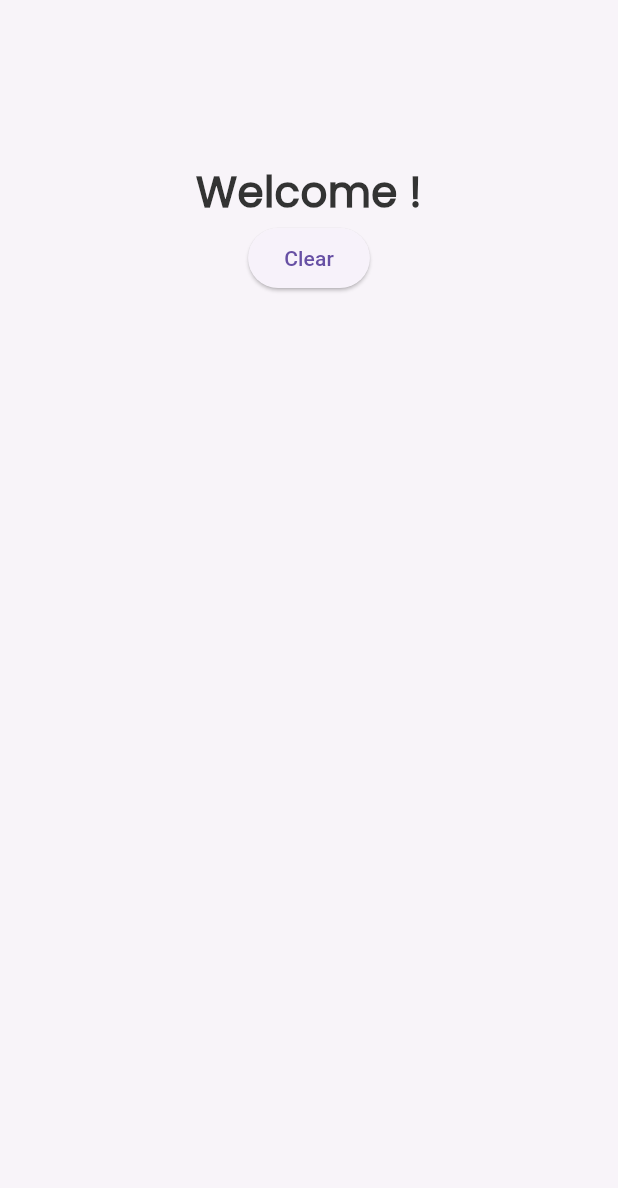
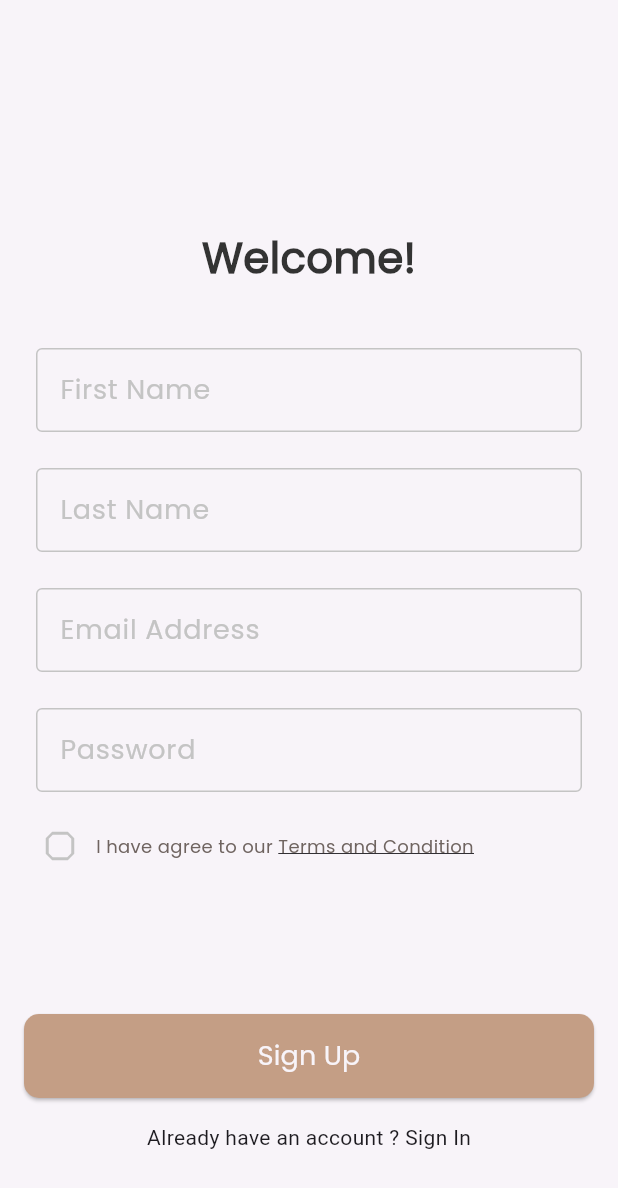
Before and after one commit to QusailahJalal/dalel, a Flutter app: the screen it shows after launch, after a tap on "Skip", on a phone screen of 412 x 824 dp. Shown: the top 1188 px of the screen. Run offline on Flutter 3.47's test engine with Material 3 defaults, Android fonts, the phone set to English and light mode, and no system bars; our stand-ins replace device_preview, get_it, go_router, shared_preferences, smooth_page_indicator.

Commit message:
modified SignUp file

```diff
--- /dev/null
+++ b/lib/core/services/service_locator.dart
@@ -0,0 +1,7 @@
+import 'package:dalel_app/core/database/cache/cache_helper.dart';
+import 'package:get_it/get_it.dart';
+
+final getIt = GetIt.instance;
+void setupServiceLocator() {
+  getIt.registerSingleton<CacheHelper>(CacheHelper());
+}
--- a/lib/core/utils/app_text_styles.dart
+++ b/lib/core/utils/app_text_styles.dart
@@ -26,4 +26,10 @@ abstract class CustomTextStyles {
     fontWeight: FontWeight.w600,
     fontFamily: 'Poppins',
   );
+  static final poppins400Style12 = TextStyle(
+    color: AppColors.deepGrey,
+    fontSize: 12,
+    fontWeight: FontWeight.w400,
+    fontFamily: 'Poppins',
+  );
 }
--- a/lib/core/widgets/custom_btn.dart
+++ b/lib/core/widgets/custom_btn.dart
@@ -1,5 +1,4 @@
 import 'package:dalel_app/core/utils/app_colors.dart';
-import 'package:dalel_app/core/utils/app_strings.dart';
 import 'package:dalel_app/core/utils/app_text_styles.dart';
 import 'package:flutter/material.dart';
 
--- a/lib/features/auth/presentation/views/sign_up_view.dart
+++ b/lib/features/auth/presentation/views/sign_up_view.dart
@@ -1,31 +1,64 @@
-import 'package:dalel_app/core/database/cache/cache_helper.dart';
-import 'package:dalel_app/core/utils/app_text_styles.dart';
+import 'package:dalel_app/core/utils/app_strings.dart';
+import 'package:dalel_app/core/widgets/custom_btn.dart';
 import 'package:flutter/material.dart';
+
+import '../widgets/custom_text_field.dart';
+import '../widgets/terms_and_conditions_widgets.dart';
+import '../widgets/welcome_text_widget.dart';
 
 class SignUpView extends StatelessWidget {
   const SignUpView({super.key});
 
   @override
   Widget build(BuildContext context) {
-    return SafeArea(
-      child: Scaffold(
-        body: Column(
-          crossAxisAlignment: CrossAxisAlignment.center,
-          children: [
-            const SizedBox(
-              height: 108,
+    return Scaffold(
+      body: Padding(
+        padding: const EdgeInsets.symmetric(horizontal: 16),
+        child: CustomScrollView(
+          slivers: [
+            const SliverToBoxAdapter(child: SizedBox(height: 152)),
+            const SliverToBoxAdapter(
+              child: WelcomeTextWidget(text: AppStrings.welcome),
             ),
-            Center(
-              child: Text(
-                'Welcome !',
-                style: CustomTextStyles.poppins600Style28,
+            const SliverToBoxAdapter(child: SizedBox(height: 28)),
+            const SliverToBoxAdapter(
+              child: CustomTextField(
+                lable: AppStrings.fristName,
               ),
             ),
-            ElevatedButton(
-              onPressed: () {
-                CacheHelper().removeData(key: 'onBoardingVisited');
-              },
-              child: Text('Clear'),
+            const SliverToBoxAdapter(
+              child: CustomTextField(
+                lable: AppStrings.lastName,
+              ),
+            ),
+            const SliverToBoxAdapter(
+              child: CustomTextField(
+                lable: AppStrings.emailAddress,
+              ),
+            ),
+            const SliverToBoxAdapter(
+              child: CustomTextField(
+                lable: AppStrings.password,
+              ),
+            ),
+            const SliverToBoxAdapter(
+              child: TermsAndConditionsWidgets(),
+            ),
+            const SliverToBoxAdapter(child: SizedBox(height: 88)),
+            SliverToBoxAdapter(
+              child: CustomBtn(
+                text: AppStrings.signUp,
+                onPressed: () {},
+              ),
+            ),
+            const SliverToBoxAdapter(child: SizedBox(height: 16)),
+            const SliverToBoxAdapter(
+              child: Align(
+                child: CustomTextSignInAndSignUp(
+                  text1: AppStrings.alreadyHaveAnAccount,
+                  text2: AppStrings.signIn,
+                ),
+              ),
             )
           ],
         ),
@@ -33,3 +66,21 @@ class SignUpView extends StatelessWidget {
     );
   }
 }
+
+class CustomTextSignInAndSignUp extends StatelessWidget {
+  const CustomTextSignInAndSignUp(
+      {super.key, required this.text1, required this.text2});
+  final String text1, text2;
+
+  @override
+  Widget build(BuildContext context) {
+    return Text.rich(
+      TextSpan(
+        children: [
+          TextSpan(text: text1),
+          TextSpan(text: text2),
+        ],
+      ),
+    );
+  }
+}
--- /dev/null
+++ b/lib/features/auth/presentation/widgets/custom_check_box.dart
@@ -0,0 +1,26 @@
+import 'package:dalel_app/core/utils/app_colors.dart';
+import 'package:flutter/material.dart';
+
+class CustomCheckBox extends StatefulWidget {
+  const CustomCheckBox({super.key});
+
+  @override
+  State<CustomCheckBox> createState() => _CustomCheckBoxState();
+}
+
+class _CustomCheckBoxState extends State<CustomCheckBox> {
+  bool? value = false;
+
+  @override
+  Widget build(BuildContext context) {
+    return Checkbox(
+        value: value,
+        side: BorderSide(color: AppColors.grey),
+        shape: BeveledRectangleBorder(borderRadius: BorderRadius.circular(4)),
+        onChanged: (val) {
+          setState(() {
+            value = val;
+          });
+        });
+  }
+}
--- /dev/null
+++ b/lib/features/auth/presentation/widgets/custom_text_field.dart
@@ -0,0 +1,30 @@
+import 'package:dalel_app/core/utils/app_colors.dart';
+import 'package:dalel_app/core/utils/app_text_styles.dart';
+import 'package:flutter/material.dart';
+
+class CustomTextField extends StatelessWidget {
+  const CustomTextField({super.key, required this.lable});
+  final String lable;
+  @override
+  Widget build(BuildContext context) {
+    return Padding(
+      padding:
+          const EdgeInsets.only(left: 8.0, right: 8.0, top: 12, bottom: 12),
+      child: TextField(
+        decoration: InputDecoration(
+            labelText: lable,
+            labelStyle: CustomTextStyles.poppins500Style24
+                .copyWith(fontSize: 18, color: AppColors.grey),
+            border: getBorderStyle(),
+            enabledBorder: getBorderStyle(),
+            focusedBorder: getBorderStyle()),
+      ),
+    );
+  }
+
+  OutlineInputBorder getBorderStyle() {
+    return OutlineInputBorder(
+        borderRadius: BorderRadius.circular(4),
+        borderSide: BorderSide(color: AppColors.grey));
+  }
+}
--- /dev/null
+++ b/lib/features/auth/presentation/widgets/terms_and_conditions_widgets.dart
@@ -0,0 +1,32 @@
+import 'package:dalel_app/core/utils/app_strings.dart';
+import 'package:dalel_app/core/utils/app_text_styles.dart';
+import 'package:dalel_app/features/auth/presentation/views/sign_up_view.dart';
+import 'package:flutter/material.dart';
+
+import 'custom_check_box.dart';
+
+class TermsAndConditionsWidgets extends StatelessWidget {
+  const TermsAndConditionsWidgets({super.key});
+
+  @override
+  Widget build(BuildContext context) {
+    return Row(
+      children: [
+        const CustomCheckBox(),
+        Text.rich(
+          TextSpan(
+            children: [
+              TextSpan(
+                  text: AppStrings.iHaveAgreeToOur,
+                  style: CustomTextStyles.poppins400Style12),
+              TextSpan(
+                  text: AppStrings.termsAndCondition,
+                  style: CustomTextStyles.poppins400Style12
+                      .copyWith(decoration: TextDecoration.underline)),
+            ],
+          ),
+        ),
+      ],
+    );
+  }
+}
--- /dev/null
+++ b/lib/features/auth/presentation/widgets/welcome_text_widget.dart
@@ -0,0 +1,15 @@
+import 'package:dalel_app/core/utils/app_text_styles.dart';
+import 'package:flutter/material.dart';
+
+class WelcomeTextWidget extends StatelessWidget {
+  const WelcomeTextWidget({super.key, required this.text});
+  final String text;
+  @override
+  Widget build(BuildContext context) {
+    return Align(
+        child: Text(
+      text,
+      style: CustomTextStyles.poppins600Style28,
+    ));
+  }
+}
--- /dev/null
+++ b/lib/features/on_boarding/presentation/functions/on_boarding_visited.dart
@@ -0,0 +1,6 @@
+import 'package:dalel_app/core/database/cache/cache_helper.dart';
+import 'package:dalel_app/core/services/service_locator.dart';
+
+void onBoardingVisited(){
+  getIt<CacheHelper>().saveData(key: 'onBoardingVisited', value: true);
+}
--- a/lib/features/on_boarding/presentation/views/on_boarding_view.dart
+++ b/lib/features/on_boarding/presentation/views/on_boarding_view.dart
@@ -1,5 +1,5 @@
-import 'package:dalel_app/core/database/cache/cache_helper.dart';
 import 'package:dalel_app/core/functions/navigation.dart';
+import 'package:dalel_app/features/on_boarding/presentation/functions/on_boarding_visited.dart';
 import 'package:dalel_app/features/on_boarding/presentation/widgets/on_boarding_widget_body.dart';
 import 'package:flutter/material.dart';
 
@@ -33,7 +33,7 @@ class _OnBoardingViewState extends State<OnBoardingView> {
             ),
             CustomNavBar(
               onTap: () {
-                CacheHelper().saveData(key: 'onBoardingVisited', value: true);
+                onBoardingVisited();
                 customReplaceNavigation(context, '/signUp');
               },
             ),
--- a/lib/features/on_boarding/presentation/widgets/custom_smooth_page_indicator.dart
+++ b/lib/features/on_boarding/presentation/widgets/custom_smooth_page_indicator.dart
@@ -3,6 +3,7 @@ import 'package:smooth_page_indicator/smooth_page_indicator.dart';
 
 import '../../../../core/utils/app_colors.dart';
 
+// ignore: must_be_immutable
 class CustomSmoothPageIndicator extends StatelessWidget {
   CustomSmoothPageIndicator({super.key, required this.controller});
   PageController controller;
--- a/lib/features/on_boarding/presentation/widgets/get_buttons.dart
+++ b/lib/features/on_boarding/presentation/widgets/get_buttons.dart
@@ -1,5 +1,6 @@
 import 'package:dalel_app/core/database/cache/cache_helper.dart';
 import 'package:dalel_app/core/functions/navigation.dart';
+import 'package:dalel_app/core/services/service_locator.dart';
 import 'package:dalel_app/core/utils/app_strings.dart';
 import 'package:dalel_app/core/utils/app_text_styles.dart';
 import 'package:dalel_app/core/widgets/custom_btn.dart';
@@ -29,7 +30,7 @@ class GetButtons extends StatelessWidget {
               GestureDetector(
                 onTap: () {
                   customReplaceNavigation(context, '/signIn');
-                  CacheHelper().saveData(key: 'onBoardingVisited', value: true);
+                  getIt<CacheHelper>().saveData(key: 'onBoardingVisited', value: true);
                 },
                 child: Text(
                   AppStrings.loginNow,
@@ -45,7 +46,7 @@ class GetButtons extends StatelessWidget {
               controller.nextPage(
                   duration: const Duration(microseconds: 200),
                   curve: Curves.bounceIn);
-              CacheHelper().saveData(key: 'onBoardingVisited', value: true);
+              getIt<CacheHelper>().saveData(key: 'onBoardingVisited', value: true);
             },
           );
   }
--- a/lib/features/splash/presentation/views/splash_veiw.dart
+++ b/lib/features/splash/presentation/views/splash_veiw.dart
@@ -1,5 +1,6 @@
 import 'package:dalel_app/core/database/cache/cache_helper.dart';
 import 'package:dalel_app/core/functions/navigation.dart';
+import 'package:dalel_app/core/services/service_locator.dart';
 import 'package:dalel_app/core/utils/app_strings.dart';
 import 'package:dalel_app/core/utils/app_text_styles.dart';
 import 'package:flutter/material.dart';
@@ -14,7 +15,7 @@ class SplashView extends StatefulWidget {
 class _SplashViewState extends State<SplashView> {
   @override
   void initState() {
-    bool visited = CacheHelper().getData(key: 'onBoardingVisited') ?? false;
+    bool visited = getIt<CacheHelper>().getData(key: 'onBoardingVisited') ?? false;
     if (visited == true) {
       delayedNavigate(context, '/signUp');
     } else {
--- a/lib/main.dart
+++ b/lib/main.dart
@@ -1,18 +1,20 @@
 import 'package:dalel_app/core/database/cache/cache_helper.dart';
 import 'package:dalel_app/core/routes/app_router.dart';
+import 'package:dalel_app/core/services/service_locator.dart';
 import 'package:dalel_app/core/utils/app_colors.dart';
 import 'package:flutter/foundation.dart';
 import 'package:flutter/material.dart';
 import 'package:device_preview/device_preview.dart';
 
-void main() async{
+void main() async {
+  WidgetsFlutterBinding.ensureInitialized();
+  setupServiceLocator();
 
-  WidgetsFlutterBinding.ensureInitialized();
-  await CacheHelper().init();
+  await getIt<CacheHelper>().init();
   runApp(
     DevicePreview(
       enabled: !kReleaseMode,
-      builder: (context) => Dalel(), // Wrap your app
+      builder: (context) => const Dalel(), // Wrap your app
     ),
   );
 }
--- a/pubspec.yaml
+++ b/pubspec.yaml
@@ -11,6 +11,7 @@ dependencies:
   device_preview: ^1.1.0
   flutter:
     sdk: flutter
+  get_it: ^7.6.7
   go_router: ^13.1.0
   shared_preferences: ^2.2.2
   smooth_page_indicator: ^1.1.0
```
Also changed, not shown: pubspec.lock.
